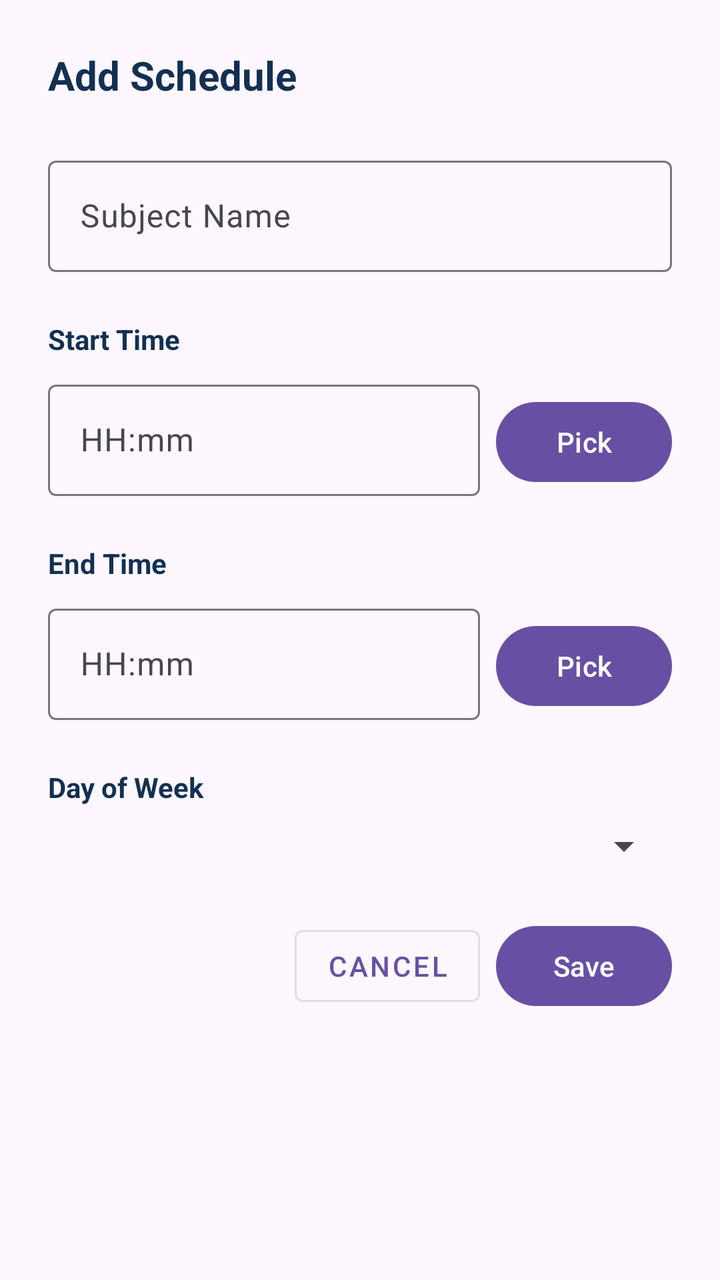
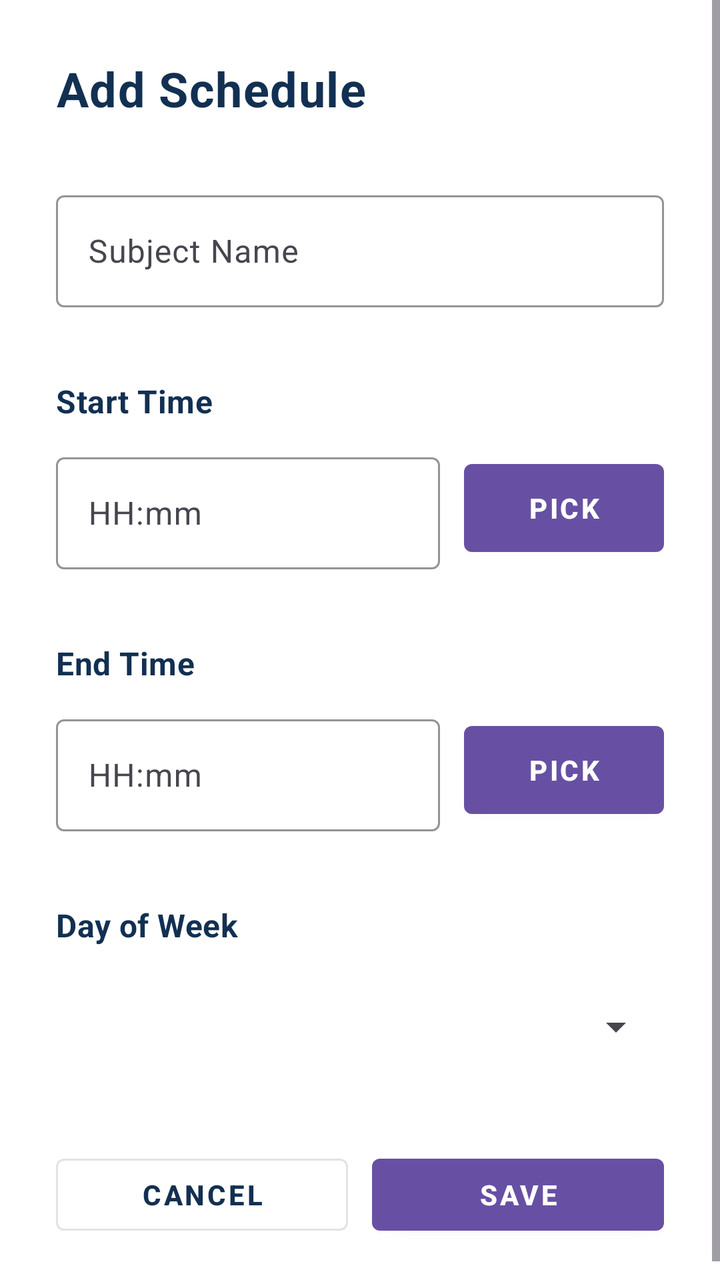

The first picture is an Android layout as it rendered before a commit; the second is the same layout after the commit. The layout source and the unified diff follow.
<!-- AndroidManifest.xml: application theme Theme.ACADEXA -->
<!-- res/layout/dialog_add_schedule.xml -->
<?xml version="1.0" encoding="utf-8"?>
<LinearLayout xmlns:android="http://schemas.android.com/apk/res/android"
    xmlns:app="http://schemas.android.com/apk/res-auto"
    android:layout_width="match_parent"
    android:layout_height="wrap_content"
    android:orientation="vertical"
    android:padding="24dp">

    <TextView
        android:layout_width="wrap_content"
        android:layout_height="wrap_content"
        android:text="Add Schedule"
        android:textStyle="bold"
        android:textSize="20sp"
        android:textColor="@color/textPrimary"
        android:layout_marginBottom="24dp" />

    <com.google.android.material.textfield.TextInputLayout
        android:layout_width="match_parent"
        android:layout_height="wrap_content"
        android:layout_marginBottom="16dp"
        app:hintAnimationEnabled="true">

        <EditText
            android:id="@+id/subjectInput"
            android:layout_width="match_parent"
            android:layout_height="wrap_content"
            android:hint="Subject Name"
            android:inputType="text"
            android:textSize="16sp" />

    </com.google.android.material.textfield.TextInputLayout>

    <TextView
        android:layout_width="wrap_content"
        android:layout_height="wrap_content"
        android:text="Start Time"
        android:textStyle="bold"
        android:textSize="14sp"
        android:textColor="@color/textPrimary"
        android:layout_marginTop="8dp"
        android:layout_marginBottom="8dp" />

    <LinearLayout
        android:layout_width="match_parent"
        android:layout_height="wrap_content"
        android:orientation="horizontal"
        android:layout_marginBottom="16dp">

        <com.google.android.material.textfield.TextInputLayout
            android:layout_width="0dp"
            android:layout_weight="1"
            android:layout_height="wrap_content"
            android:layout_marginEnd="8dp"
            app:hintAnimationEnabled="true">

            <EditText
                android:id="@+id/startTimeInput"
                android:layout_width="match_parent"
                android:layout_height="wrap_content"
                android:hint="HH:mm"
                android:inputType="time"
                android:textSize="16sp" />

        </com.google.android.material.textfield.TextInputLayout>

        <com.google.android.material.button.MaterialButton
            android:id="@+id/selectStartTimeBtn"
            android:layout_width="wrap_content"
            android:layout_height="wrap_content"
            android:text="Pick"
            android:textSize="14sp" />

    </LinearLayout>

    <TextView
        android:layout_width="wrap_content"
        android:layout_height="wrap_content"
        android:text="End Time"
        android:textStyle="bold"
        android:textSize="14sp"
        android:textColor="@color/textPrimary"
        android:layout_marginTop="8dp"
        android:layout_marginBottom="8dp" />

    <LinearLayout
        android:layout_width="match_parent"
        android:layout_height="wrap_content"
        android:orientation="horizontal"
        android:layout_marginBottom="16dp">

        <com.google.android.material.textfield.TextInputLayout
            android:layout_width="0dp"
            android:layout_weight="1"
            android:layout_height="wrap_content"
            android:layout_marginEnd="8dp"
            app:hintAnimationEnabled="true">

            <EditText
                android:id="@+id/endTimeInput"
                android:layout_width="match_parent"
                android:layout_height="wrap_content"
                android:hint="HH:mm"
                android:inputType="time"
                android:textSize="16sp" />

        </com.google.android.material.textfield.TextInputLayout>

        <com.google.android.material.button.MaterialButton
            android:id="@+id/selectEndTimeBtn"
            android:layout_width="wrap_content"
            android:layout_height="wrap_content"
            android:text="Pick"
            android:textSize="14sp" />

    </LinearLayout>

    <TextView
        android:layout_width="wrap_content"
        android:layout_height="wrap_content"
        android:text="Day of Week"
        android:textStyle="bold"
        android:textSize="14sp"
        android:textColor="@color/textPrimary"
        android:layout_marginTop="8dp"
        android:layout_marginBottom="8dp" />

    <com.google.android.material.textfield.TextInputLayout
        android:layout_width="match_parent"
        android:layout_height="wrap_content"
        android:layout_marginBottom="24dp">

        <Spinner
            android:id="@+id/daySpinner"
            android:layout_width="match_parent"
            android:layout_height="wrap_content"
            android:textSize="16sp" />

    </com.google.android.material.textfield.TextInputLayout>

    <LinearLayout
        android:layout_width="match_parent"
        android:layout_height="wrap_content"
        android:orientation="horizontal"
        android:gravity="end">

        <com.google.android.material.button.MaterialButton
            android:id="@+id/cancelScheduleBtn"
            android:layout_width="wrap_content"
            android:layout_height="wrap_content"
            android:text="Cancel"
            android:layout_marginEnd="8dp"
            style="@style/Widget.MaterialComponents.Button.OutlinedButton" />

        <com.google.android.material.button.MaterialButton
            android:id="@+id/saveScheduleBtn"
            android:layout_width="wrap_content"
            android:layout_height="wrap_content"
            android:text="Save" />

    </LinearLayout>

</LinearLayout>
<!-- resources referenced by this layout -->
<resources>
  <color name="textPrimary">#123052</color>
  <style name="Theme.ACADEXA" parent="Base.Theme.ACADEXA" />
  <style name="Base.Theme.ACADEXA" parent="Theme.Material3.DayNight.NoActionBar">
          
          
      </style>
</resources>

<!-- the commit's change to res/layout/dialog_add_schedule.xml (unified diff, before → after) -->
@@ -1,163 +1,213 @@
 <?xml version="1.0" encoding="utf-8"?>
-<LinearLayout xmlns:android="http://schemas.android.com/apk/res/android"
+<ScrollView xmlns:android="http://schemas.android.com/apk/res/android"
     xmlns:app="http://schemas.android.com/apk/res-auto"
     android:layout_width="match_parent"
     android:layout_height="wrap_content"
-    android:orientation="vertical"
-    android:padding="24dp">
-
-    <TextView
-        android:layout_width="wrap_content"
-        android:layout_height="wrap_content"
-        android:text="Add Schedule"
-        android:textStyle="bold"
-        android:textSize="20sp"
-        android:textColor="@color/textPrimary"
-        android:layout_marginBottom="24dp" />
-
-    <com.google.android.material.textfield.TextInputLayout
-        android:layout_width="match_parent"
-        android:layout_height="wrap_content"
-        android:layout_marginBottom="16dp"
-        app:hintAnimationEnabled="true">
-
-        <EditText
-            android:id="@+id/subjectInput"
-            android:layout_width="match_parent"
-            android:layout_height="wrap_content"
-            android:hint="Subject Name"
-            android:inputType="text"
-            android:textSize="16sp" />
-
-    </com.google.android.material.textfield.TextInputLayout>
-
-    <TextView
-        android:layout_width="wrap_content"
-        android:layout_height="wrap_content"
-        android:text="Start Time"
-        android:textStyle="bold"
-        android:textSize="14sp"
-        android:textColor="@color/textPrimary"
-        android:layout_marginTop="8dp"
-        android:layout_marginBottom="8dp" />
+    android:fillViewport="true"
+    android:overScrollMode="never"
+    android:background="@android:color/white">
 
     <LinearLayout
         android:layout_width="match_parent"
         android:layout_height="wrap_content"
-        android:orientation="horizontal"
-        android:layout_marginBottom="16dp">
+        android:orientation="vertical"
+        android:padding="28dp"
+        android:background="@android:color/white">
+
+        <TextView
+            android:layout_width="wrap_content"
+            android:layout_height="wrap_content"
+            android:text="Add Schedule"
+            android:textColor="@color/textPrimary"
+            android:textSize="24sp"
+            android:textStyle="bold"
+            android:layout_marginBottom="32dp"
+            android:letterSpacing="0.02" />
 
         <com.google.android.material.textfield.TextInputLayout
-            android:layout_width="0dp"
-            android:layout_weight="1"
-            android:layout_height="wrap_content"
-            android:layout_marginEnd="8dp"
-            app:hintAnimationEnabled="true">
+            android:layout_width="match_parent"
+            android:layout_height="wrap_content"
+            android:layout_marginBottom="24dp"
+            app:boxBackgroundMode="outline"
+            app:hintAnimationEnabled="true"
+            app:boxStrokeColor="@color/cardStroke"
+            app:boxStrokeWidthFocused="2dp">
 
             <EditText
-                android:id="@+id/startTimeInput"
+                android:id="@+id/subjectInput"
                 android:layout_width="match_parent"
                 android:layout_height="wrap_content"
-                android:hint="HH:mm"
-                android:inputType="time"
+                android:hint="Subject Name"
+                android:inputType="text"
+                android:minHeight="56dp"
+                android:textSize="16sp"
+                android:textColor="@color/textPrimary" />
+
+        </com.google.android.material.textfield.TextInputLayout>
+
+        <TextView
+            android:layout_width="wrap_content"
+            android:layout_height="wrap_content"
+            android:text="Start Time"
+            android:textColor="@color/textPrimary"
+            android:textSize="16sp"
+            android:textStyle="bold"
+            android:layout_marginTop="12dp"
+            android:layout_marginBottom="12dp"
+            android:letterSpacing="0.01" />
+
+        <LinearLayout
+            android:layout_width="match_parent"
+            android:layout_height="wrap_content"
+            android:orientation="horizontal"
+            android:layout_marginBottom="24dp"
+            android:gravity="center_vertical">
+
+            <com.google.android.material.textfield.TextInputLayout
+                android:layout_width="0dp"
+                android:layout_weight="1"
+                android:layout_height="wrap_content"
+                android:layout_marginEnd="12dp"
+                app:boxBackgroundMode="outline"
+                app:hintAnimationEnabled="true"
+                app:boxStrokeColor="@color/cardStroke"
+                app:boxStrokeWidthFocused="2dp">
+
+                <EditText
+                    android:id="@+id/startTimeInput"
+                    android:layout_width="match_parent"
+                    android:layout_height="wrap_content"
+                    android:hint="HH:mm"
+                    android:inputType="time"
+                    android:minHeight="56dp"
+                    android:textSize="16sp"
+                    android:textColor="@color/textPrimary" />
+
+            </com.google.android.material.textfield.TextInputLayout>
+
+            <com.google.android.material.button.MaterialButton
+                android:id="@+id/selectStartTimeBtn"
+                android:layout_width="wrap_content"
+                android:layout_height="56dp"
+                android:minWidth="100dp"
+                android:text="Pick"
+                android:textSize="14sp"
+                android:textStyle="bold"
+                style="@style/Widget.MaterialComponents.Button" />
+
+        </LinearLayout>
+
+        <TextView
+            android:layout_width="wrap_content"
+            android:layout_height="wrap_content"
+            android:text="End Time"
+            android:textColor="@color/textPrimary"
+            android:textSize="16sp"
+            android:textStyle="bold"
+            android:layout_marginTop="12dp"
+            android:layout_marginBottom="12dp"
+            android:letterSpacing="0.01" />
+
+        <LinearLayout
+            android:layout_width="match_parent"
+            android:layout_height="wrap_content"
+            android:orientation="horizontal"
+            android:layout_marginBottom="24dp"
+            android:gravity="center_vertical">
+
+            <com.google.android.material.textfield.TextInputLayout
+                android:layout_width="0dp"
+                android:layout_weight="1"
+                android:layout_height="wrap_content"
+                android:layout_marginEnd="12dp"
+                app:boxBackgroundMode="outline"
+                app:hintAnimationEnabled="true"
+                app:boxStrokeColor="@color/cardStroke"
+                app:boxStrokeWidthFocused="2dp">
+
+                <EditText
+                    android:id="@+id/endTimeInput"
+                    android:layout_width="match_parent"
+                    android:layout_height="wrap_content"
+                    android:hint="HH:mm"
+                    android:inputType="time"
+                    android:minHeight="56dp"
+                    android:textSize="16sp"
+                    android:textColor="@color/textPrimary" />
+
+            </com.google.android.material.textfield.TextInputLayout>
+
+            <com.google.android.material.button.MaterialButton
+                android:id="@+id/selectEndTimeBtn"
+                android:layout_width="wrap_content"
+                android:layout_height="56dp"
+                android:minWidth="100dp"
+                android:text="Pick"
+                android:textSize="14sp"
+                android:textStyle="bold"
+                style="@style/Widget.MaterialComponents.Button" />
+
+        </LinearLayout>
+
+        <TextView
+            android:layout_width="wrap_content"
+            android:layout_height="wrap_content"
+            android:text="Day of Week"
+            android:textColor="@color/textPrimary"
+            android:textSize="16sp"
+            android:textStyle="bold"
+            android:layout_marginTop="12dp"
+            android:layout_marginBottom="12dp"
+            android:letterSpacing="0.01" />
+
+        <com.google.android.material.textfield.TextInputLayout
+            android:layout_width="match_parent"
+            android:layout_height="wrap_content"
+            android:layout_marginBottom="32dp"
+            app:boxBackgroundMode="outline"
+            app:boxStrokeColor="@color/cardStroke"
+            app:boxStrokeWidthFocused="2dp">
+
+            <Spinner
+                android:id="@+id/daySpinner"
+                android:layout_width="match_parent"
+                android:layout_height="wrap_content"
+                android:minHeight="56dp"
                 android:textSize="16sp" />
 
         </com.google.android.material.textfield.TextInputLayout>
 
-        <com.google.android.material.button.MaterialButton
-            android:id="@+id/selectStartTimeBtn"
-            android:layout_width="wrap_content"
-            android:layout_height="wrap_content"
-            android:text="Pick"
-            android:textSize="14sp" />
+        <LinearLayout
+            android:layout_width="match_parent"
+            android:layout_height="wrap_content"
+            android:orientation="horizontal"
+            android:gravity="end"
+            android:spacing="12dp">
+
+            <com.google.android.material.button.MaterialButton
+                android:id="@+id/cancelScheduleBtn"
+                android:layout_width="0dp"
+                android:layout_height="48dp"
+                android:layout_weight="1"
+                android:layout_marginEnd="12dp"
+                android:text="Cancel"
+                android:textSize="14sp"
+                android:textStyle="bold"
+                android:textColor="@color/textPrimary"
+                style="@style/Widget.MaterialComponents.Button.OutlinedButton" />
+
+            <com.google.android.material.button.MaterialButton
+                android:id="@+id/saveScheduleBtn"
+                android:layout_width="0dp"
+                android:layout_height="48dp"
+                android:layout_weight="1"
+                android:text="Save"
+                android:textSize="14sp"
+                android:textStyle="bold"
+                style="@style/Widget.MaterialComponents.Button" />
+
+        </LinearLayout>
 
     </LinearLayout>
 
-    <TextView
-        android:layout_width="wrap_content"
-        android:layout_height="wrap_content"
-        android:text="End Time"
-        android:textStyle="bold"
-        android:textSize="14sp"
-        android:textColor="@color/textPrimary"
-        android:layout_marginTop="8dp"
-        android:layout_marginBottom="8dp" />
-
-    <LinearLayout
-        android:layout_width="match_parent"
-        android:layout_height="wrap_content"
-        android:orientation="horizontal"
-        android:layout_marginBottom="16dp">
-
-        <com.google.android.material.textfield.TextInputLayout
-            android:layout_width="0dp"
-            android:layout_weight="1"
-            android:layout_height="wrap_content"
-            android:layout_marginEnd="8dp"
-            app:hintAnimationEnabled="true">
-
-            <EditText
-                android:id="@+id/endTimeInput"
-                android:layout_width="match_parent"
-                android:layout_height="wrap_content"
-                android:hint="HH:mm"
-                android:inputType="time"
-                android:textSize="16sp" />
-
-        </com.google.android.material.textfield.TextInputLayout>
-
-        <com.google.android.material.button.MaterialButton
-            android:id="@+id/selectEndTimeBtn"
-            android:layout_width="wrap_content"
-            android:layout_height="wrap_content"
-            android:text="Pick"
-            android:textSize="14sp" />
-
-    </LinearLayout>
-
-    <TextView
-        android:layout_width="wrap_content"
-        android:layout_height="wrap_content"
-        android:text="Day of Week"
-        android:textStyle="bold"
-        android:textSize="14sp"
-        android:textColor="@color/textPrimary"
-        android:layout_marginTop="8dp"
-        android:layout_marginBottom="8dp" />
-
-    <com.google.android.material.textfield.TextInputLayout
-        android:layout_width="match_parent"
-        android:layout_height="wrap_content"
-        android:layout_marginBottom="24dp">
-
-        <Spinner
-            android:id="@+id/daySpinner"
-            android:layout_width="match_parent"
-            android:layout_height="wrap_content"
-            android:textSize="16sp" />
-
-    </com.google.android.material.textfield.TextInputLayout>
-
-    <LinearLayout
-        android:layout_width="match_parent"
-        android:layout_height="wrap_content"
-        android:orientation="horizontal"
-        android:gravity="end">
-
-        <com.google.android.material.button.MaterialButton
-            android:id="@+id/cancelScheduleBtn"
-            android:layout_width="wrap_content"
-            android:layout_height="wrap_content"
-            android:text="Cancel"
-            android:layout_marginEnd="8dp"
-            style="@style/Widget.MaterialComponents.Button.OutlinedButton" />
-
-        <com.google.android.material.button.MaterialButton
-            android:id="@+id/saveScheduleBtn"
-            android:layout_width="wrap_content"
-            android:layout_height="wrap_content"
-            android:text="Save" />
-
-    </LinearLayout>
-
-</LinearLayout>
+</ScrollView>
<!-- resource entries referenced after the edit -->
@@ -1,5 +1,6 @@
 <!-- resources referenced by this layout -->
 <resources>
+  <color name="cardStroke">#D4E6F8</color>
   <color name="textPrimary">#123052</color>
   <style name="Theme.ACADEXA" parent="Base.Theme.ACADEXA" />
   <style name="Base.Theme.ACADEXA" parent="Theme.Material3.DayNight.NoActionBar">
